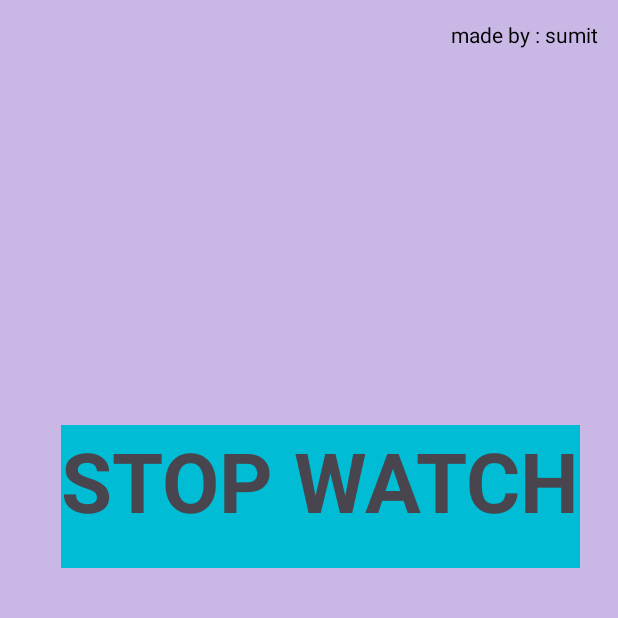
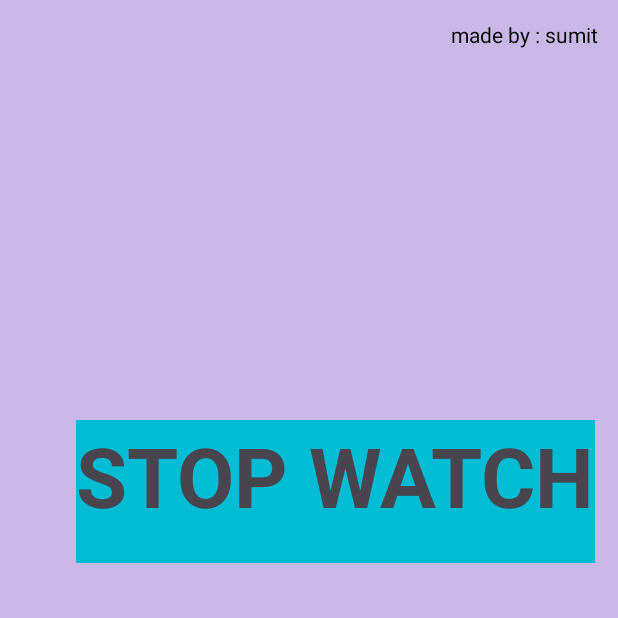
Before and after one commit to sumitsah250/android-development-projects, an Android app: the splash screen opened directly, with no data from a screen before it, on a phone screen of 412 x 824 dp, the top half of it. Run offline under Robolectric (Android 15) with nearby library versions, the phone set to English and light mode, and no system bars.

Commit message:
some minor changes

```diff
--- a/Stopwatch/app/src/main/res/layout/activity_splash.xml
+++ b/Stopwatch/app/src/main/res/layout/activity_splash.xml
@@ -24,12 +24,13 @@
         android:layout_height="95dp"
         android:layout_alignParentTop="true"
         android:layout_alignParentRight="true"
-        android:layout_marginTop="283dp"
-        android:layout_marginRight="25dp"
+        android:layout_marginTop="280dp"
+        android:layout_marginRight="15dp"
         android:background="#00BCD4"
         android:shadowRadius="15"
         android:text="STOP WATCH"
         android:textSize="55dp"
         android:textStyle="bold" />
 
+
 </RelativeLayout>
--- a/ToDoList/app/src/main/java/com/example/todolist/mydbhelper3.java
+++ b/ToDoList/app/src/main/java/com/example/todolist/mydbhelper3.java
@@ -29,16 +29,11 @@ public class mydbhelper3 extends SQLiteOpenHelper {
         // CREATE TABLE  contacts (id INTEGER PRIMARY KEY AUTOINCREMENT , name TEXT , phone_no TEXT);
 
         sqLiteDatabase.execSQL(" create table "+ TABLE_CONTACT +"(" + KEY_ID + " integer primary key autoincrement,  " + KEY_Date + " text, " + KEY_NAME + " text,"+KEY_TIME +" text "+")" );
-
-
-
     }
-
     @Override
     public void onUpgrade(SQLiteDatabase sqLiteDatabase, int i, int i1) {
         sqLiteDatabase.execSQL(" DROP TABLE IF EXISTS " + TABLE_CONTACT);
         onCreate(sqLiteDatabase);
-
     }
    void addContacts (String Name , String date,String time){
         SQLiteDatabase db = this.getWritableDatabase();
```
Also changed, not shown: ToDoList/app/src/main/java/com/example/todolist/MainActivity.java (+4 -4 lines), ToDoList/app/src/main/java/com/example/todolist/RecyclerAdapter1.java (+5 -8 lines).
